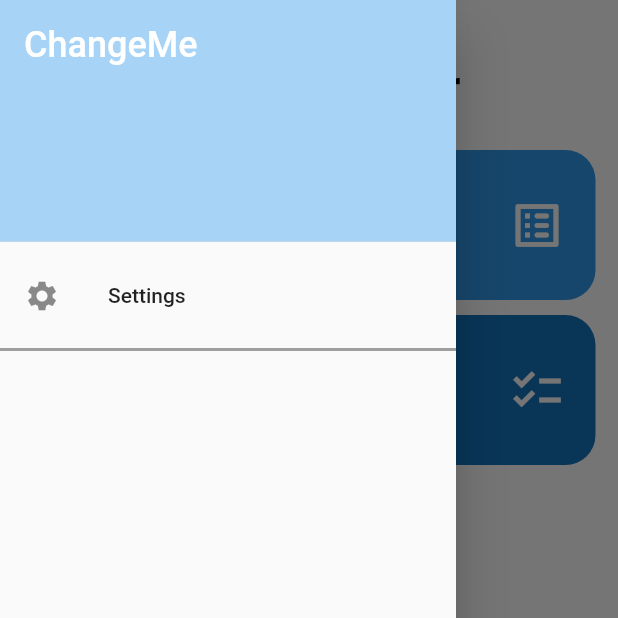
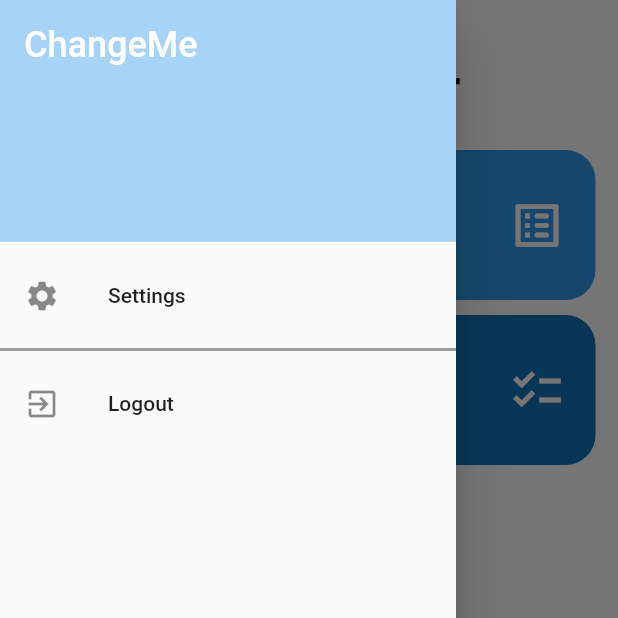
Before and after one commit to Tyreseexe/flutter_testing, a Flutter app: the screen it shows after launch, with the side drawer open, on a phone screen of 412 x 824 dp, the top half of it. Run offline on Flutter 3.47's test engine with Material 2 defaults, Android fonts, the phone set to English and light mode, and no system bars; our stand-ins replace get, get_storage; network calls fail.

Commit message:
added logout button

```diff
--- a/lib/widgets.dart/navdrawer.dart
+++ b/lib/widgets.dart/navdrawer.dart
@@ -1,4 +1,5 @@
 import 'package:flutter/material.dart';
+import 'package:flutter_testing/homepage/home_page.dart';
 import 'package:flutter_testing/pages/account_page.dart';
 import 'package:get/get.dart';
 import 'package:flutter_testing/themes/colors.dart';
@@ -39,6 +40,13 @@ class MyDrawer extends StatelessWidget {
             thickness: 2,
             color: Colors.grey,
           ),
+          ListTile(
+            leading: Icon(Icons.exit_to_app),
+            title: Text('Logout'),
+            onTap: () {
+              Get.to(() => const HomePage());
+            },
+          )
         ],
       ),
     );
```
